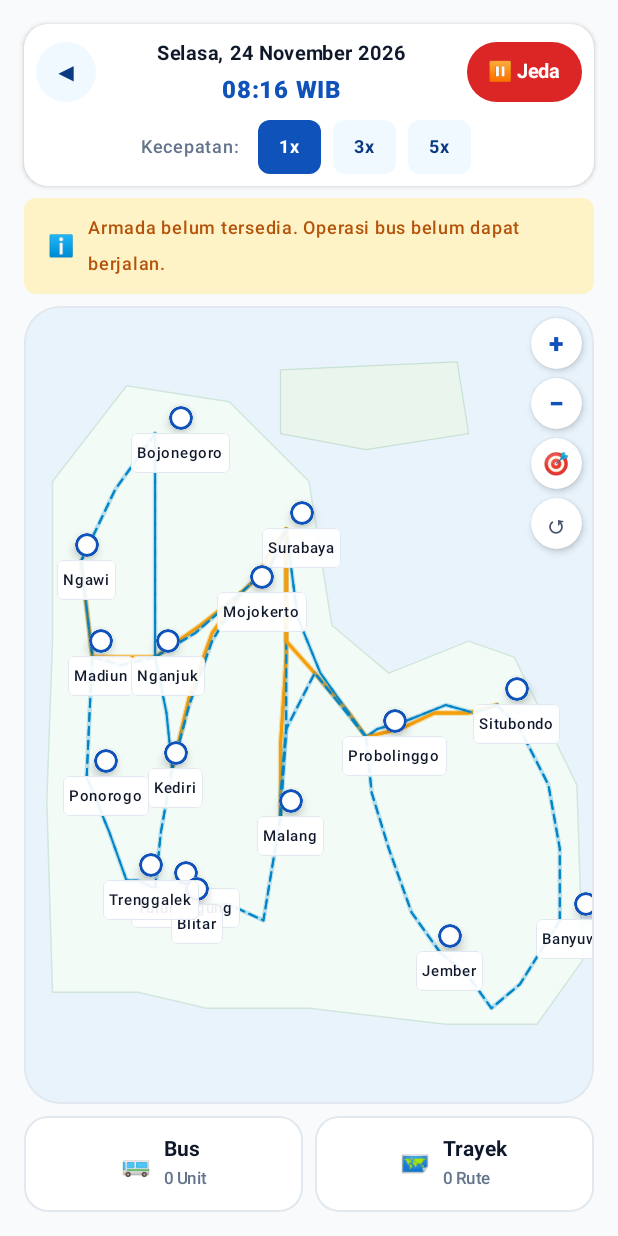
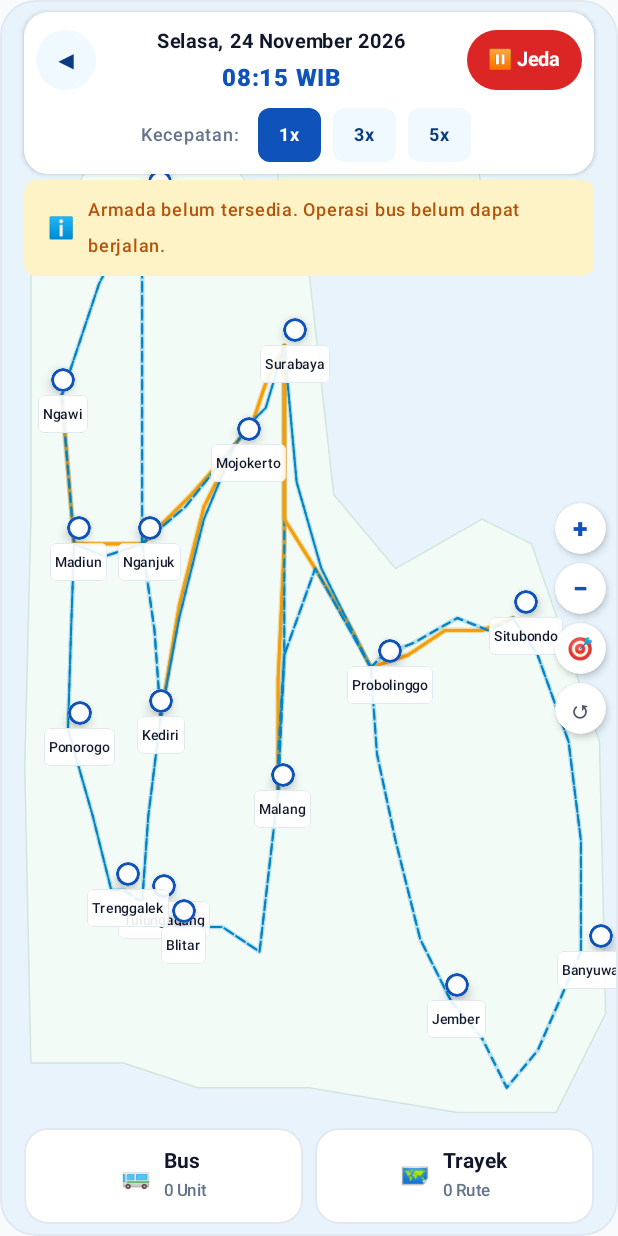
Before and after one commit to MuhammadKrisna18/busmanager, an Android app built with Jetpack Compose: the screen it shows after launch (MainActivity), after a tap on "Status Operasi PO", on a phone screen of 412 x 824 dp. Run offline under Robolectric (Android 15) with nearby library versions, the phone set to English and light mode, and no system bars; our stand-ins replace Navigation 3, Room's generated code; 3 statements that could not run were skipped; 1 other tap on this screen came first.

Commit message:
feat: expand simulation map to fullscreen immersive canvas and adopt adaptive counter-scaled bus markers

```diff
--- a/app/src/main/kotlin/com/example/busmanager/presentation/route/components/EastJavaMapCanvas.kt
+++ b/app/src/main/kotlin/com/example/busmanager/presentation/route/components/EastJavaMapCanvas.kt
@@ -281,7 +281,8 @@ fun EastJavaMapCanvas(
                     TerminalMarker(
                         terminal = terminal,
                         role = role,
-                        onClick = { onTerminalClick(terminal) }
+                        onClick = { onTerminalClick(terminal) },
+                        zoomScale = currentZoom
                     )
                 }
             }
@@ -312,7 +313,8 @@ fun EastJavaMapCanvas(
                     MovingBusMarker(
                         trip = trip,
                         isTracking = isTracked,
-                        onClick = { onTripClick(trip) }
+                        onClick = { onTripClick(trip) },
+                        zoomScale = currentZoom
                     )
                 }
             }
@@ -337,7 +339,8 @@ fun EastJavaMapCanvas(
                             bus = parked.bus,
                             terminal = parked.terminal,
                             route = parked.route,
-                            onClick = { onParkedBusClick(parked.bus) }
+                            onClick = { onParkedBusClick(parked.bus) },
+                            zoomScale = currentZoom
                         )
                     }
                 }
@@ -399,7 +402,7 @@ fun EastJavaMapCanvas(
             Box(
                 modifier = Modifier
                     .align(Alignment.TopStart)
-                    .padding(AppDimens.paddingSmall)
+                    .padding(top = 116.dp, start = AppDimens.paddingSmall)
                     .shadow(4.dp, RoundedCornerShape(AppDimens.radiusPill))
                     .clip(RoundedCornerShape(AppDimens.radiusPill))
                     .background(Color(0xFF1E293B))
@@ -431,8 +434,8 @@ fun EastJavaMapCanvas(
         if (enableZoomAndPan) {
             Column(
                 modifier = Modifier
-                    .align(Alignment.TopEnd)
-                    .padding(AppDimens.paddingSmall),
+                    .align(Alignment.CenterEnd)
+                    .padding(end = AppDimens.paddingSmall),
                 verticalArrangement = Arrangement.spacedBy(6.dp),
                 horizontalAlignment = Alignment.CenterHorizontally
             ) {
@@ -501,26 +504,24 @@ fun EastJavaMapCanvas(
                         color = Color(0xFF475569)
                     )
                 }
-            }
 
                 if (currentZoom > 1.05f) {
                     Box(
                         modifier = Modifier
-                        .align(Alignment.BottomEnd)
-                        .padding(AppDimens.paddingSmall)
                             .shadow(2.dp, RoundedCornerShape(AppDimens.radiusPill))
                             .clip(RoundedCornerShape(AppDimens.radiusPill))
                             .background(Color(0xCC0F172A))
                             .clickable { resetMap() }
-                        .padding(horizontal = 8.dp, vertical = 4.dp)
+                            .padding(horizontal = 6.dp, vertical = 3.dp)
                     ) {
                         val zoomFormatted = String.format(Locale.US, "%.1fx", currentZoom)
                         Text(
-                        text = "$zoomFormatted • ↺",
+                            text = zoomFormatted,
                             color = Color.White,
                             fontSize = 10.sp,
-                        fontWeight = FontWeight.SemiBold
+                            fontWeight = FontWeight.Bold
                         )
+                    }
                 }
             }
         }
--- a/app/src/main/kotlin/com/example/busmanager/presentation/route/components/TerminalMarker.kt
+++ b/app/src/main/kotlin/com/example/busmanager/presentation/route/components/TerminalMarker.kt
@@ -20,6 +20,7 @@ import androidx.compose.ui.Modifier
 import androidx.compose.ui.draw.clip
 import androidx.compose.ui.draw.shadow
 import androidx.compose.ui.graphics.Color
+import androidx.compose.ui.graphics.graphicsLayer
 import androidx.compose.ui.text.font.FontWeight
 import androidx.compose.ui.unit.dp
 import androidx.compose.ui.unit.sp
@@ -48,7 +49,8 @@ fun TerminalMarker(
     terminal: Terminal,
     role: TerminalNodeRole,
     onClick: () -> Unit,
-    modifier: Modifier = Modifier
+    modifier: Modifier = Modifier,
+    zoomScale: Float = 1.0f
 ) {
     val nodeColor = when (role) {
         TerminalNodeRole.ORIGIN -> SuccessGreen
@@ -66,6 +68,8 @@ fun TerminalMarker(
         TerminalNodeRole.DEFAULT -> null
     }
 
+    val labelScale = (1f / zoomScale).coerceIn(0.40f, 1.0f)
+
     Column(
         modifier = modifier.clickable(onClick = onClick),
         horizontalAlignment = Alignment.CenterHorizontally
@@ -73,14 +77,18 @@ fun TerminalMarker(
         if (badgeText != null) {
             Box(
                 modifier = Modifier
+                    .graphicsLayer {
+                        scaleX = labelScale
+                        scaleY = labelScale
+                    }
                     .clip(RoundedCornerShape(AppDimens.radiusPill))
                     .background(nodeColor)
-                    .padding(horizontal = 6.dp, vertical = 2.dp)
+                    .padding(horizontal = 5.dp, vertical = 1.dp)
             ) {
                 Text(
                     text = badgeText,
                     color = Color.White,
-                    fontSize = 9.sp,
+                    fontSize = 8.sp,
                     fontWeight = FontWeight.Bold
                 )
             }
@@ -114,15 +122,19 @@ fun TerminalMarker(
 
         Box(
             modifier = Modifier
+                .graphicsLayer {
+                    scaleX = labelScale
+                    scaleY = labelScale
+                }
                 .clip(RoundedCornerShape(4.dp))
-                .background(SurfaceWhite.copy(alpha = 0.92f))
+                .background(SurfaceWhite.copy(alpha = 0.90f))
                 .border(0.5.dp, CardBorder, RoundedCornerShape(4.dp))
-                .padding(horizontal = 4.dp, vertical = 1.dp)
+                .padding(horizontal = 3.dp, vertical = 0.5.dp)
         ) {
             Text(
                 text = terminal.city,
                 color = TextDark,
-                fontSize = 10.sp,
+                fontSize = 9.sp,
                 fontWeight = if (role != TerminalNodeRole.DEFAULT) FontWeight.Bold else FontWeight.Medium
             )
         }
--- a/app/src/main/kotlin/com/example/busmanager/presentation/simulation/SimulationMapScreen.kt
+++ b/app/src/main/kotlin/com/example/busmanager/presentation/simulation/SimulationMapScreen.kt
@@ -68,15 +68,30 @@ fun SimulationMapScreen(
         modifier = modifier.fillMaxSize(),
         color = BackgroundWhite
     ) {
-        Column(
-            modifier = Modifier
-                .fillMaxSize()
-                .statusBarsPadding()
-                .navigationBarsPadding()
-                .padding(AppDimens.paddingMedium),
-            verticalArrangement = Arrangement.SpaceBetween
-        ) {
-            Column {
+        Box(modifier = Modifier.fillMaxSize()) {
+            EastJavaMapCanvas(
+                terminals = state.terminals,
+                allSegments = state.allSegments,
+                modifier = Modifier.fillMaxSize(),
+                openedRoutes = state.openedRoutes,
+                selectedRoute = state.selectedRoute,
+                selectedOrigin = state.selectedTerminal,
+                transitTerminals = state.selectedRoute?.transitTerminals ?: emptyList(),
+                activeTrips = state.activeTrips,
+                parkedBuses = state.parkedBuses,
+                trackedTripId = state.trackedTripId,
+                onTerminalClick = { terminal -> viewModel.onTerminalClick(terminal) },
+                onTripClick = { trip -> viewModel.onTripClick(trip) },
+                onParkedBusClick = { viewModel.openBusesBottomSheet() }
+            )
+
+            Column(
+                modifier = Modifier
+                    .align(Alignment.TopCenter)
+                    .fillMaxWidth()
+                    .statusBarsPadding()
+                    .padding(horizontal = AppDimens.paddingMedium, vertical = AppDimens.paddingSmall)
+            ) {
                 SimulationTopBar(
                     dateText = state.formattedDate,
                     timeText = state.formattedTime,
@@ -87,7 +102,7 @@ fun SimulationMapScreen(
                     onNavigateBack = onNavigateBack
                 )
 
-                Spacer(modifier = Modifier.height(AppDimens.paddingSmall))
+                Spacer(modifier = Modifier.height(4.dp))
 
                 SimulationStatusBanner(
                     ownedBusCount = state.ownedBusCount,
@@ -95,31 +110,13 @@ fun SimulationMapScreen(
                 )
             }
 
-            Box(
+            Column(
                 modifier = Modifier
+                    .align(Alignment.BottomCenter)
                     .fillMaxWidth()
-                    .weight(1f)
-                    .padding(vertical = AppDimens.paddingSmall),
-                contentAlignment = Alignment.Center
+                    .navigationBarsPadding()
+                    .padding(horizontal = AppDimens.paddingMedium, vertical = AppDimens.paddingSmall)
             ) {
-                EastJavaMapCanvas(
-                    terminals = state.terminals,
-                    allSegments = state.allSegments,
-                    modifier = Modifier.fillMaxSize(),
-                    openedRoutes = state.openedRoutes,
-                    selectedRoute = state.selectedRoute,
-                    selectedOrigin = state.selectedTerminal,
-                    transitTerminals = state.selectedRoute?.transitTerminals ?: emptyList(),
-                    activeTrips = state.activeTrips,
-                    parkedBuses = state.parkedBuses,
-                    trackedTripId = state.trackedTripId,
-                    onTerminalClick = { terminal -> viewModel.onTerminalClick(terminal) },
-                    onTripClick = { trip -> viewModel.onTripClick(trip) },
-                    onParkedBusClick = { viewModel.openBusesBottomSheet() }
-                )
-            }
-
-            Column {
                 if (state.selectedTrip != null) {
                     BusLiveTrackingCard(
                         trip = state.selectedTrip!!,
```
Also changed, not shown: app/src/main/kotlin/com/example/busmanager/presentation/route/components/MovingBusMarker.kt (+30 -24 lines), app/src/main/kotlin/com/example/busmanager/presentation/route/components/ParkedBusMarker.kt (+15 -11 lines), 1 other file. Lines whose indentation alone changed are shown as unchanged.
